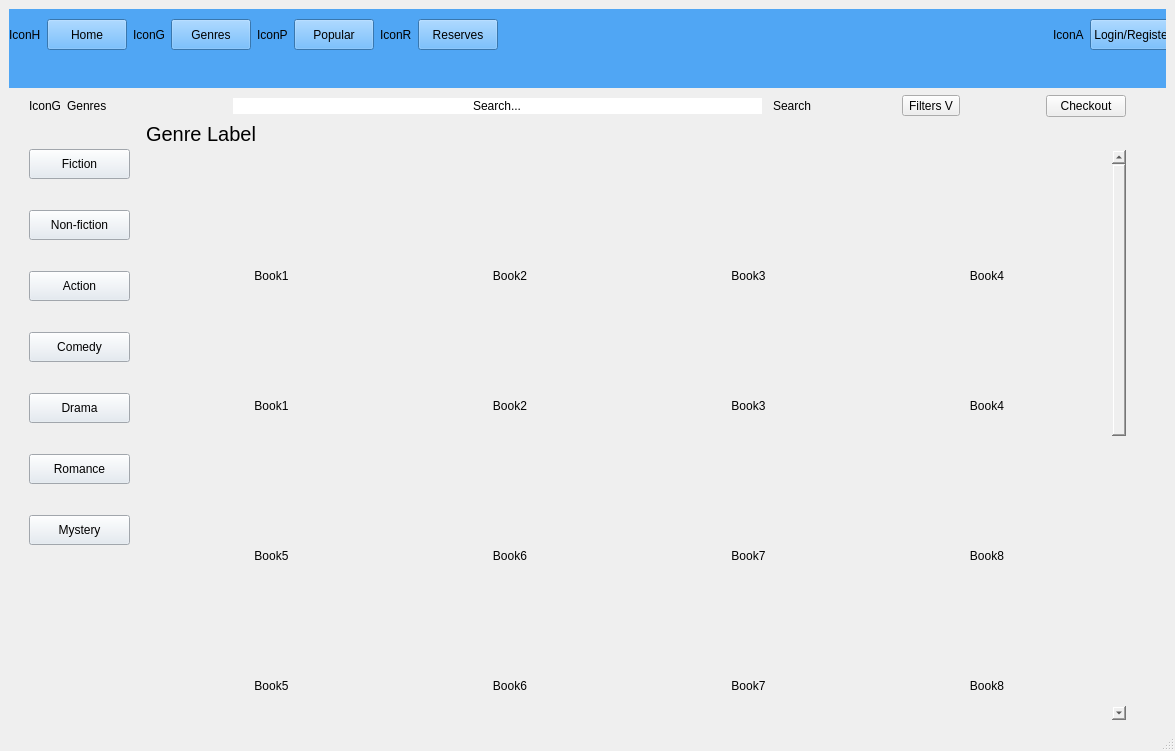
This is IsraelEthanTaehgCS106point2/catalogue.ui in israelBlackyb/IETMCS106.2 as Qt 5 draws it before an edit. The edited form follows.
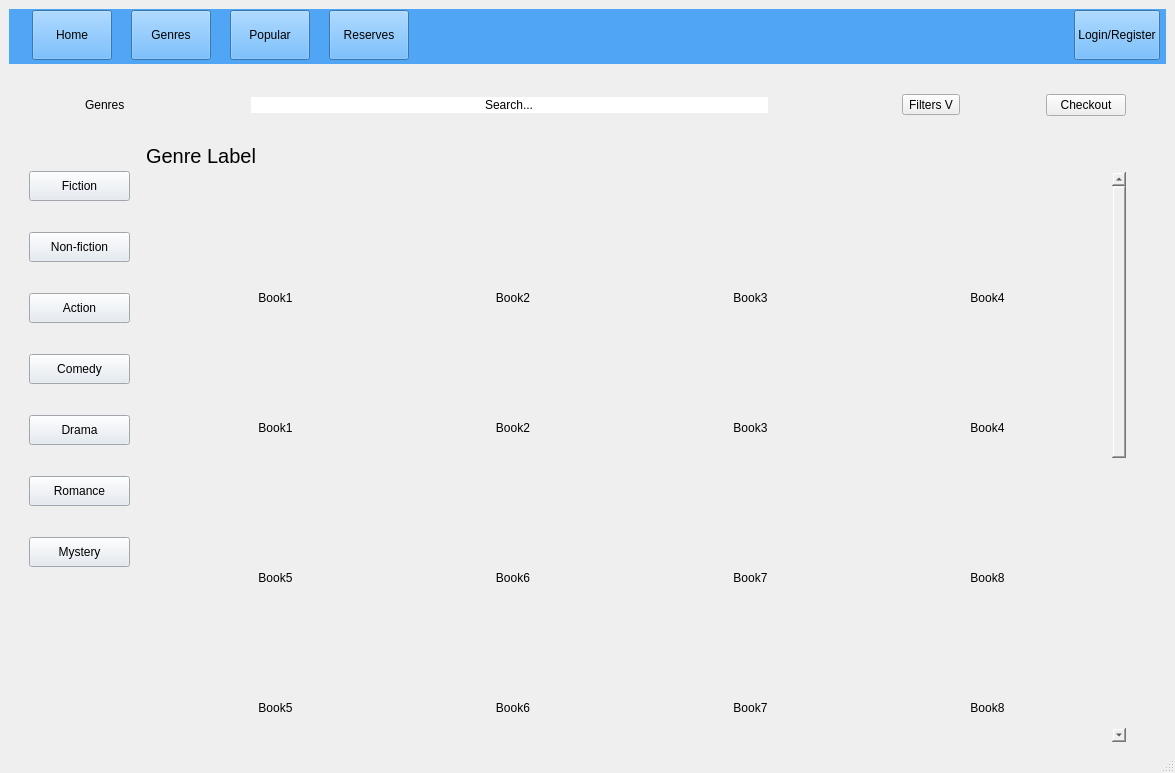
This is the edited form. Icons and pictures are not drawn.

Commit message: icons/ static button done

Patch:
```diff
--- a/IsraelEthanTaehgCS106point2/catalogue.ui
+++ b/IsraelEthanTaehgCS106point2/catalogue.ui
@@ -26,7 +26,7 @@
       <property name="minimumSize">
        <size>
         <width>0</width>
-        <height>50</height>
+        <height>55</height>
        </size>
       </property>
       <property name="styleSheet">
@@ -35,10 +35,10 @@
       <widget class="QWidget" name="layoutWidget">
        <property name="geometry">
         <rect>
-         <x>0</x>
-         <y>10</y>
-         <width>1167</width>
-         <height>31</height>
+         <x>10</x>
+         <y>0</y>
+         <width>1141</width>
+         <height>52</height>
         </rect>
        </property>
        <layout class="QHBoxLayout" name="NavBar">
@@ -68,12 +68,21 @@
          <widget class="QLabel" name="IconH">
           <property name="maximumSize">
            <size>
-            <width>16777215</width>
-            <height>50</height>
+            <width>31</width>
+            <height>31</height>
            </size>
           </property>
           <property name="text">
-           <string>IconH</string>
+           <string/>
+          </property>
+          <property name="pixmap">
+           <pixmap>Icons/home.png</pixmap>
+          </property>
+          <property name="scaledContents">
+           <bool>true</bool>
+          </property>
+          <property name="alignment">
+           <set>Qt::AlignLeading|Qt::AlignLeft|Qt::AlignTop</set>
           </property>
          </widget>
         </item>
@@ -97,12 +106,18 @@
          <widget class="QLabel" name="IconG1">
           <property name="maximumSize">
            <size>
-            <width>16777215</width>
-            <height>50</height>
+            <width>31</width>
+            <height>31</height>
            </size>
           </property>
           <property name="text">
-           <string>IconG</string>
+           <string/>
+          </property>
+          <property name="pixmap">
+           <pixmap>Icons/book-row.png</pixmap>
+          </property>
+          <property name="scaledContents">
+           <bool>true</bool>
           </property>
          </widget>
         </item>
@@ -126,12 +141,18 @@
          <widget class="QLabel" name="IconP">
           <property name="maximumSize">
            <size>
-            <width>16777215</width>
-            <height>50</height>
+            <width>31</width>
+            <height>31</height>
            </size>
           </property>
           <property name="text">
-           <string>IconP</string>
+           <string/>
+          </property>
+          <property name="pixmap">
+           <pixmap>Icons/fire.png</pixmap>
+          </property>
+          <property name="scaledContents">
+           <bool>true</bool>
           </property>
          </widget>
         </item>
@@ -155,12 +176,18 @@
          <widget class="QLabel" name="IconR">
           <property name="maximumSize">
            <size>
-            <width>16777215</width>
-            <height>50</height>
+            <width>31</width>
+            <height>31</height>
            </size>
           </property>
           <property name="text">
-           <string>IconR</string>
+           <string/>
+          </property>
+          <property name="pixmap">
+           <pixmap>Icons/book-stack.png</pixmap>
+          </property>
+          <property name="scaledContents">
+           <bool>true</bool>
           </property>
          </widget>
         </item>
@@ -228,12 +255,18 @@
          <widget class="QLabel" name="labelA">
           <property name="maximumSize">
            <size>
-            <width>16777215</width>
-            <height>50</height>
+            <width>31</width>
+            <height>31</height>
            </size>
           </property>
           <property name="text">
-           <string>IconA</string>
+           <string/>
+          </property>
+          <property name="pixmap">
+           <pixmap>Icons/user.png</pixmap>
+          </property>
+          <property name="scaledContents">
+           <bool>true</bool>
           </property>
          </widget>
         </item>
@@ -299,8 +332,26 @@
       </item>
       <item>
        <widget class="QLabel" name="IconG2">
+        <property name="minimumSize">
+         <size>
+          <width>50</width>
+          <height>50</height>
+         </size>
+        </property>
+        <property name="maximumSize">
+         <size>
+          <width>50</width>
+          <height>50</height>
+         </size>
+        </property>
         <property name="text">
-         <string>IconG</string>
+         <string/>
+        </property>
+        <property name="pixmap">
+         <pixmap>Icons/book-row.png</pixmap>
+        </property>
+        <property name="scaledContents">
+         <bool>true</bool>
         </property>
        </widget>
       </item>
@@ -333,7 +384,7 @@
          <enum>Qt::Vertical</enum>
         </property>
         <property name="sizeType">
-         <enum>QSizePolicy::Maximum</enum>
+         <enum>QSizePolicy::Minimum</enum>
         </property>
         <property name="sizeHint" stdset="0">
          <size>
@@ -380,7 +431,11 @@
 border-bottom-left-radius: 9px;</string>
         </property>
         <property name="text">
-         <string>Search</string>
+         <string/>
+        </property>
+        <property name="icon">
+         <iconset>
+          <normaloff>Icons/search.png</normaloff>Icons/search.png</iconset>
         </property>
        </widget>
       </item>
@@ -679,15 +734,15 @@
               <item row="10" column="10">
                <spacer name="verticalSpacer_16">
                 <property name="orientation">
-                 <enum>Qt::Horizontal</enum>
+                 <enum>Qt::Vertical</enum>
                 </property>
                 <property name="sizeType">
                  <enum>QSizePolicy::Maximum</enum>
                 </property>
                 <property name="sizeHint" stdset="0">
                  <size>
-                  <width>17</width>
-                  <height>20</height>
+                  <width>20</width>
+                  <height>17</height>
                  </size>
                 </property>
                </spacer>
@@ -967,7 +1022,7 @@
               <item row="5" column="3">
                <spacer name="horizontalSpacer_14">
                 <property name="orientation">
-                 <enum>Qt::Vertical</enum>
+                 <enum>Qt::Horizontal</enum>
                 </property>
                 <property name="sizeType">
                  <enum>QSizePolicy::Minimum</enum>
@@ -1009,15 +1064,15 @@
               <item row="2" column="0">
                <spacer name="horizontalSpacer_10">
                 <property name="orientation">
-                 <enum>Qt::Vertical</enum>
+                 <enum>Qt::Horizontal</enum>
                 </property>
                 <property name="sizeType">
                  <enum>QSizePolicy::Minimum</enum>
                 </property>
                 <property name="sizeHint" stdset="0">
                  <size>
-                  <width>15</width>
-                  <height>20</height>
+                  <width>20</width>
+                  <height>15</height>
                  </size>
                 </property>
                </spacer>
@@ -1398,15 +1453,15 @@
               <item row="7" column="8">
                <spacer name="verticalSpacer_18">
                 <property name="orientation">
-                 <enum>Qt::Horizontal</enum>
+                 <enum>Qt::Vertical</enum>
                 </property>
                 <property name="sizeType">
                  <enum>QSizePolicy::Minimum</enum>
                 </property>
                 <property name="sizeHint" stdset="0">
                  <size>
-                  <width>10</width>
-                  <height>20</height>
+                  <width>20</width>
+                  <height>10</height>
                  </size>
                 </property>
                </spacer>
@@ -1485,15 +1540,15 @@
               <item row="5" column="0">
                <spacer name="horizontalSpacer_13">
                 <property name="orientation">
-                 <enum>Qt::Vertical</enum>
+                 <enum>Qt::Horizontal</enum>
                 </property>
                 <property name="sizeType">
                  <enum>QSizePolicy::Minimum</enum>
                 </property>
                 <property name="sizeHint" stdset="0">
                  <size>
-                  <width>10</width>
-                  <height>20</height>
+                  <width>20</width>
+                  <height>10</height>
                  </size>
                 </property>
                </spacer>
@@ -1591,7 +1646,23 @@
               <item row="11" column="3">
                <spacer name="horizontalSpacer_25">
                 <property name="orientation">
-                 <enum>Qt::Vertical</enum>
+                 <enum>Qt::Horizontal</enum>
+                </property>
+                <property name="sizeType">
+                 <enum>QSizePolicy::Maximum</enum>
+                </property>
+                <property name="sizeHint" stdset="0">
+                 <size>
+                  <width>30</width>
+                  <height>20</height>
+                 </size>
+                </property>
+               </spacer>
+              </item>
+              <item row="2" column="7">
+               <spacer name="horizontalSpacer_15">
+                <property name="orientation">
+                 <enum>Qt::Horizontal</enum>
                 </property>
                 <property name="sizeType">
                  <enum>QSizePolicy::Maximum</enum>
```
The commit also changes 489 other files.
